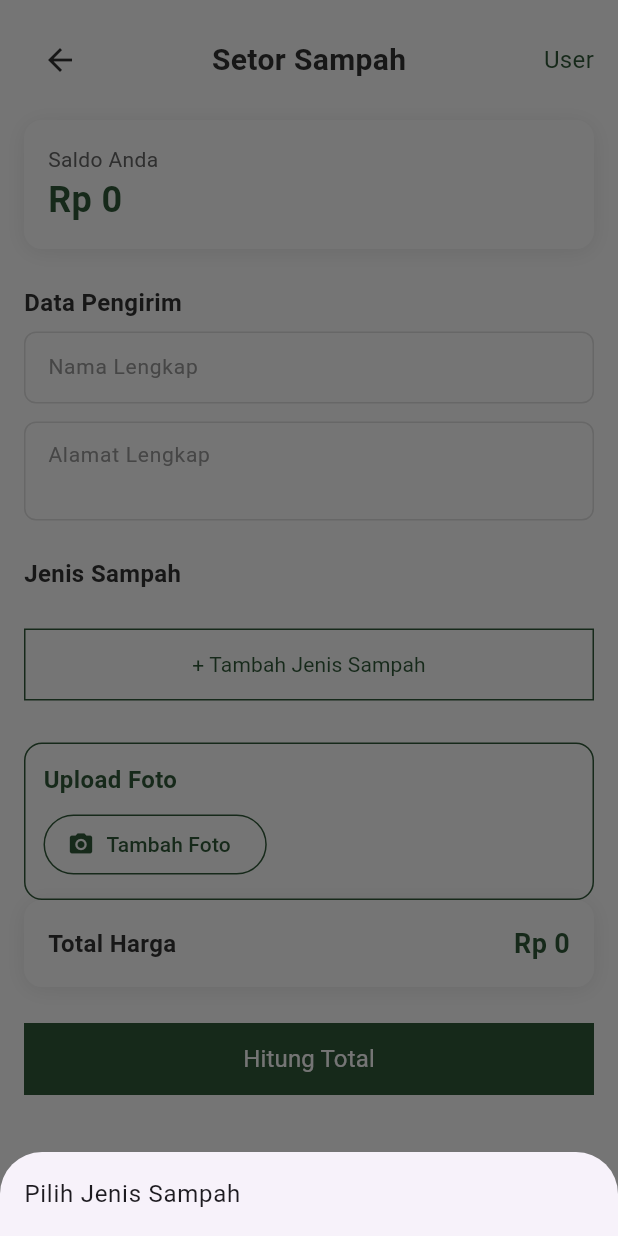
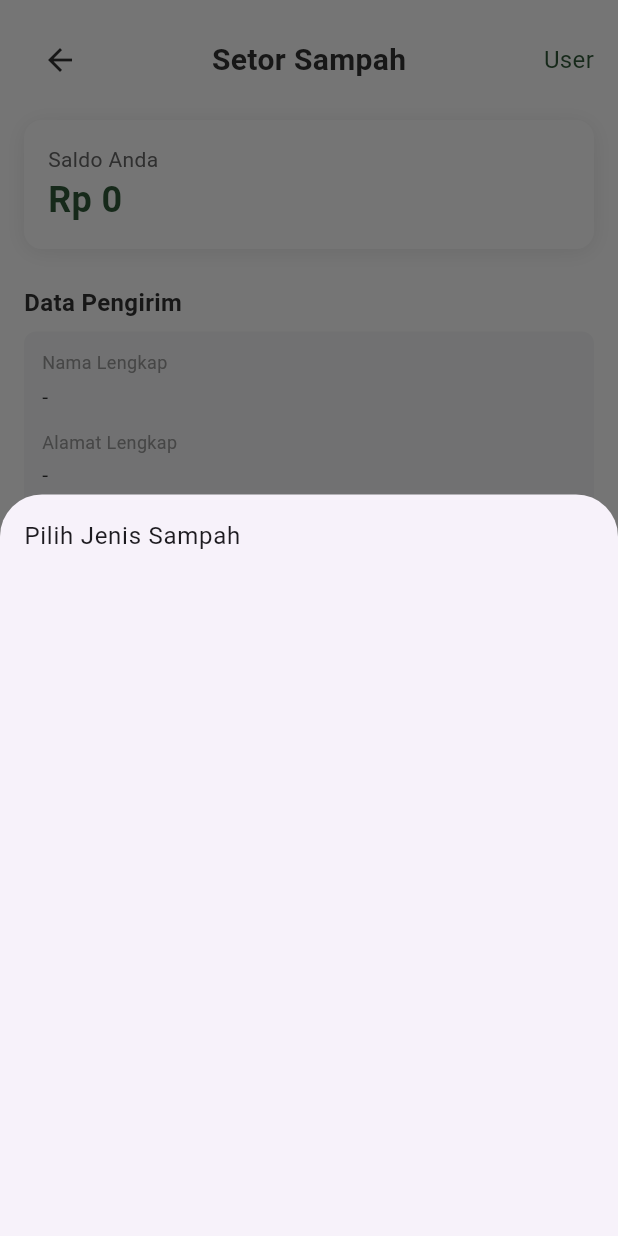
Before and after one commit to Rikyrw/mobileV2, a Flutter app: the SetorSampahScreen screen opened by its route, after a tap on "+ Tambah Jenis Sampah", on a phone screen of 412 x 824 dp. Run offline on Flutter 3.47's test engine with Material 3 defaults, Android fonts, the phone set to English and light mode, and no system bars; our stand-ins replace flutter_dotenv, image_picker, supabase_flutter; missing offline and left inert: bcrypt; accounts and stored records are empty.

Commit message:
update setor sampah upload

```diff
--- a/lib/setor_sampah.dart
+++ b/lib/setor_sampah.dart
@@ -1,5 +1,6 @@
 import 'dart:io';
 
+import 'package:flutter/foundation.dart';
 import 'package:flutter/material.dart';
 import 'package:image_picker/image_picker.dart';
 import 'package:supabase_flutter/supabase_flutter.dart';
@@ -12,12 +13,12 @@ class SetorSampahScreen extends StatefulWidget {
 }
 
 class _SetorSampahScreenState extends State<SetorSampahScreen> {
+  static const int _maxPhotosPerItem = 3;
   final TextEditingController _namaController = TextEditingController();
   final TextEditingController _alamatController = TextEditingController();
   bool _showAjukanButton = false;
   final List<WasteItem> _wasteItems = [];
   final ImagePicker _picker = ImagePicker();
-  final List<XFile> _images = [];
 
   static const _dummyData = SetorSampahDummyData(
     userName: 'User',
@@ -26,6 +27,8 @@ class _SetorSampahScreenState extends State<SetorSampahScreen> {
   );
 
   String? _fetchedUserName;
+  String? _fetchedFullName;
+  String? _fetchedAddress;
   bool _loadingProfile = false;
   String? _currentEmail;
   List<Map<String, dynamic>> _wasteTypes = [];
@@ -65,15 +68,31 @@ class _SetorSampahScreenState extends State<SetorSampahScreen> {
       if (email != null && email.isNotEmpty) {
         final res = await Supabase.instance.client
             .from('nasabah')
-            .select('nama_lengkap,user_name,email')
+            .select('nama_lengkap,user_name,email,alamat')
             .eq('email', email)
             .limit(1);
 
         if (res.isNotEmpty) {
           final record = res.first;
+          final fullName = record['nama_lengkap'] as String?;
+          final userName = record['user_name'] as String?;
+          final address = record['alamat'] as String?;
           setState(() {
-            _fetchedUserName = (record['nama_lengkap'] as String?) ?? (record['user_name'] as String?);
+            _fetchedUserName = fullName ?? userName;
+            _fetchedFullName = fullName;
+            _fetchedAddress = address;
           });
+          if (_namaController.text.trim().isEmpty) {
+            final nameToUse = fullName ?? userName;
+            if (nameToUse != null && nameToUse.isNotEmpty) {
+              _namaController.text = nameToUse;
+            }
+          }
+          if (_alamatController.text.trim().isEmpty) {
+            if (address != null && address.isNotEmpty) {
+              _alamatController.text = address;
+            }
+          }
         }
       }
     } catch (e) {
@@ -109,6 +128,13 @@ class _SetorSampahScreenState extends State<SetorSampahScreen> {
 
   @override
   Widget build(BuildContext context) {
+    final senderName = _namaController.text.trim().isNotEmpty
+        ? _namaController.text.trim()
+        : (_fetchedFullName ?? _fetchedUserName ?? '');
+    final senderAddress = _alamatController.text.trim().isNotEmpty
+        ? _alamatController.text.trim()
+        : (_fetchedAddress ?? '');
+
     return Scaffold(
       backgroundColor: Colors.white,
       body: SafeArea(
@@ -221,32 +247,28 @@ class _SetorSampahScreenState extends State<SetorSampahScreen> {
                         ),
                       ),
                       const SizedBox(height: 8),
-                      TextField(
-                        controller: _namaController,
-                        decoration: InputDecoration(
-                          hintText: 'Nama Lengkap',
-                          hintStyle: const TextStyle(
+                      Container(
+                        width: double.infinity,
+                        padding: const EdgeInsets.all(12),
+                        decoration: BoxDecoration(
+                          color: const Color(0xFFF6F7F8),
+                          borderRadius: BorderRadius.circular(8),
+                        ),
+                        child: Column(
+                          crossAxisAlignment: CrossAxisAlignment.start,
+                          children: [
+                            const Text(
+                              'Nama Lengkap',
+                              style: TextStyle(
                                 color: Color(0xFF999999),
-                            fontSize: 14,
+                                fontSize: 12,
                                 fontFamily: 'Roboto',
                                 fontWeight: FontWeight.w400,
                               ),
-                          filled: true,
-                          fillColor: Colors.white,
-                          border: OutlineInputBorder(
-                            borderRadius: BorderRadius.circular(8),
-                            borderSide: const BorderSide(
-                              color: Color(0xFFE0E0E0),
                             ),
-                          ),
-                          enabledBorder: OutlineInputBorder(
-                            borderRadius: BorderRadius.circular(8),
-                            borderSide: const BorderSide(
-                              color: Color(0xFFE0E0E0),
-                            ),
-                          ),
-                          contentPadding: const EdgeInsets.all(12),
-                        ),
+                            const SizedBox(height: 4),
+                            Text(
+                              senderName.isNotEmpty ? senderName : '-',
                               style: const TextStyle(
                                 color: Color(0xFF333333),
                                 fontSize: 14,
@@ -255,38 +277,27 @@ class _SetorSampahScreenState extends State<SetorSampahScreen> {
                               ),
                             ),
                             const SizedBox(height: 12),
-                      TextField(
-                        controller: _alamatController,
-                        maxLines: 2,
-                        decoration: InputDecoration(
-                          hintText: 'Alamat Lengkap',
-                          hintStyle: const TextStyle(
+                            const Text(
+                              'Alamat Lengkap',
+                              style: TextStyle(
                                 color: Color(0xFF999999),
-                            fontSize: 14,
+                                fontSize: 12,
                                 fontFamily: 'Roboto',
                                 fontWeight: FontWeight.w400,
                               ),
-                          filled: true,
-                          fillColor: Colors.white,
-                          border: OutlineInputBorder(
-                            borderRadius: BorderRadius.circular(8),
-                            borderSide: const BorderSide(
-                              color: Color(0xFFE0E0E0),
                             ),
-                          ),
-                          enabledBorder: OutlineInputBorder(
-                            borderRadius: BorderRadius.circular(8),
-                            borderSide: const BorderSide(
-                              color: Color(0xFFE0E0E0),
-                            ),
-                          ),
-                          contentPadding: const EdgeInsets.all(12),
-                        ),
+                            const SizedBox(height: 4),
+                            Text(
+                              senderAddress.isNotEmpty ? senderAddress : '-',
                               style: const TextStyle(
                                 color: Color(0xFF333333),
                                 fontSize: 14,
                                 fontFamily: 'Roboto',
                                 fontWeight: FontWeight.w400,
+                                height: 1.35,
+                              ),
+                            ),
+                          ],
                         ),
                       ),
                       const SizedBox(height: 24),
@@ -391,7 +402,7 @@ class _SetorSampahScreenState extends State<SetorSampahScreen> {
                                                         color: ( () {
                                                           final raw = item.weightController.text.replaceAll(',', '.').trim();
                                                           final weight = double.tryParse(raw) ?? 0.0;
-                                                          return (raw.isNotEmpty && weight <= 0) ? Colors.red : const Color(0xFFE0E0E0);
+                                                          return (raw.isNotEmpty && weight < 1) ? Colors.red : const Color(0xFFE0E0E0);
                                                         } )(),
                                                       ),
                                                     ),
@@ -400,7 +411,7 @@ class _SetorSampahScreenState extends State<SetorSampahScreen> {
                                                         color: ( () {
                                                           final raw = item.weightController.text.replaceAll(',', '.').trim();
                                                           final weight = double.tryParse(raw) ?? 0.0;
-                                                          return (raw.isNotEmpty && weight <= 0) ? Colors.red : const Color(0xFF315A39);
+                                                          return (raw.isNotEmpty && weight < 1) ? Colors.red : const Color(0xFF315A39);
                                                         } )(),
                                                         width: 2,
                                                       ),
@@ -408,7 +419,7 @@ class _SetorSampahScreenState extends State<SetorSampahScreen> {
                                                     errorText: ( () {
                                                       final raw = item.weightController.text.replaceAll(',', '.').trim();
                                                       final weight = double.tryParse(raw);
-                                                      if (raw.isNotEmpty && (weight == null || weight <= 0)) return 'Masukkan berat > 0';
+                                                      if (raw.isNotEmpty && (weight == null || weight < 1)) return 'Minimal 1 kg';
                                                       return null;
                                                     } )(),
                                                   ),
@@ -419,6 +430,57 @@ class _SetorSampahScreenState extends State<SetorSampahScreen> {
                                             ),
                                             const SizedBox(width: 8),
                                             const Text('kg'),
+                                          ],
+                                        ),
+                                        const SizedBox(height: 10),
+                                        Wrap(
+                                          spacing: 8,
+                                          runSpacing: 8,
+                                          children: [
+                                            ...item.images.map((img) {
+                                              return Stack(
+                                                alignment: Alignment.topRight,
+                                                children: [
+                                                  ClipRRect(
+                                                    borderRadius: BorderRadius.circular(8),
+                                                    child: kIsWeb
+                                                        ? Image.network(
+                                                            img.path,
+                                                            width: 80,
+                                                            height: 80,
+                                                            fit: BoxFit.cover,
+                                                          )
+                                                        : Image.file(
+                                                            File(img.path),
+                                                            width: 80,
+                                                            height: 80,
+                                                            fit: BoxFit.cover,
+                                                          ),
+                                                  ),
+                                                  GestureDetector(
+                                                    onTap: () {
+                                                      _confirmRemoveImage(item, img);
+                                                    },
+                                                    child: Container(
+                                                      decoration: BoxDecoration(
+                                                        color: const Color(0xFF315A39),
+                                                        borderRadius: BorderRadius.circular(12),
+                                                      ),
+                                                      child: const Icon(Icons.close, size: 18, color: Colors.white),
+                                                    ),
+                                                  ),
+                                                ],
+                                              );
+                                            }).toList(),
+                                            if (item.selected && item.images.length < _maxPhotosPerItem)
+                                              OutlinedButton.icon(
+                                                onPressed: () => _showImageSourceOptions(item),
+                                                icon: const Icon(Icons.camera_alt, size: 18, color: Color(0xFF315A39)),
+                                                label: const Text('Tambah Foto', style: TextStyle(color: Color(0xFF315A39))),
+                                                style: OutlinedButton.styleFrom(
+                                                  side: const BorderSide(color: Color(0xFF315A39)),
+                                                ),
+                                              ),
                                           ],
                                         ),
                                       ],
@@ -434,73 +496,6 @@ class _SetorSampahScreenState extends State<SetorSampahScreen> {
                           }).toList(),
                         ),
                       const SizedBox(height: 12),
-                      // Photo upload area (green)
-                      Container(
-                        width: double.infinity,
-                        padding: const EdgeInsets.all(12),
-                        decoration: BoxDecoration(
-                          color: Colors.white,
-                          borderRadius: BorderRadius.circular(12),
-                          border: Border.all(color: const Color(0xFF315A39)),
-                        ),
-                        child: Column(
-                          crossAxisAlignment: CrossAxisAlignment.start,
-                          children: [
-                            const Text(
-                              'Upload Foto',
-                              style: TextStyle(
-                                color: Color(0xFF315A39),
-                                fontSize: 16,
-                                fontFamily: 'Roboto',
-                                fontWeight: FontWeight.w700,
-                              ),
-                            ),
-                            const SizedBox(height: 8),
-                            Wrap(
-                              spacing: 8,
-                              runSpacing: 8,
-                              children: [
-                                ..._images.map((img) {
-                                  return Stack(
-                                    alignment: Alignment.topRight,
-                                    children: [
-                                      ClipRRect(
-                                        borderRadius: BorderRadius.circular(8),
-                                        child: Image.file(
-                                          File(img.path),
-                                          width: 80,
-                                          height: 80,
-                                          fit: BoxFit.cover,
-                                        ),
-                                      ),
-                                      GestureDetector(
-                                        onTap: () {
-                                          _confirmRemoveImage(img);
-                                        },
-                                        child: Container(
-                                          decoration: BoxDecoration(
-                                            color: const Color(0xFF315A39),
-                                            borderRadius: BorderRadius.circular(12),
-                                          ),
-                                          child: const Icon(Icons.close, size: 18, color: Colors.white),
-                                        ),
-                                      ),
-                                    ],
-                                  );
-                                }).toList(),
-                                OutlinedButton.icon(
-                                  onPressed: _showImageSourceOptions,
-                                  icon: const Icon(Icons.camera_alt, size: 18, color: Color(0xFF315A39)),
-                                  label: const Text('Tambah Foto', style: TextStyle(color: Color(0xFF315A39))),
-                                  style: OutlinedButton.styleFrom(
-                                    side: const BorderSide(color: Color(0xFF315A39)),
-                                  ),
-                                ),
-                              ],
-                            ),
-                          ],
-                        ),
-                      ),
                       Container(
                         width: double.infinity,
                         padding: const EdgeInsets.all(16),
@@ -615,7 +610,7 @@ class _SetorSampahScreenState extends State<SetorSampahScreen> {
       if (w.selected) {
         final raw = w.weightController.text.replaceAll(',', '.').trim();
         final weight = double.tryParse(raw) ?? 0.0;
-        if (weight > 0) return true;
+        if (weight >= 1) return true;
       }
     }
     return false;
@@ -633,7 +628,9 @@ class _SetorSampahScreenState extends State<SetorSampahScreen> {
       if (w.selected) {
         final raw = w.weightController.text.replaceAll(',', '.');
         final weight = double.tryParse(raw) ?? 0.0;
+        if (weight >= 1) {
           total += w.price * weight;
+        }
       }
     }
     return total.round();
@@ -649,12 +646,15 @@ class _SetorSampahScreenState extends State<SetorSampahScreen> {
   void _showAddWasteDialog() {
     showModalBottomSheet(
       context: context,
+      isScrollControlled: true,
       builder: (context) {
         return SafeArea(
+          child: SizedBox(
+            height: MediaQuery.of(context).size.height * 0.6,
             child: _loadingWasteTypes
                 ? const Center(child: CircularProgressIndicator())
-              : Column(
-                  mainAxisSize: MainAxisSize.min,
+                : ListView(
+                    padding: const EdgeInsets.only(bottom: 8),
                     children: [
                       const ListTile(
                         title: Text('Pilih Jenis Sampah'),
@@ -669,8 +669,8 @@ class _SetorSampahScreenState extends State<SetorSampahScreen> {
                           },
                         );
                       }).toList(),
-                    const SizedBox.shrink(),
                     ],
+                  ),
           ),
         );
       },
@@ -700,17 +700,27 @@ class _SetorSampahScreenState extends State<SetorSampahScreen> {
                 onPressed: () {
                 final raw = weightCtrl.text.replaceAll(',', '.').trim();
                 final w = double.tryParse(raw) ?? 0.0;
-                if (w > 0) {
+                if (w >= 1) {
                   setState(() {
+                    final existing = _wasteItems.where((item) => item.name == name).toList();
+                    if (existing.isNotEmpty) {
+                      final item = existing.first;
+                      final currentRaw = item.weightController.text.replaceAll(',', '.').trim();
+                      final currentWeight = double.tryParse(currentRaw) ?? 0.0;
+                      final newWeight = currentWeight + w;
+                      item.weightController.text = newWeight.toString();
+                      item.selected = true;
+                    } else {
                       final item = WasteItem(name: name, price: price, selected: true);
                       item.weightController.text = raw;
                       _wasteItems.add(item);
+                    }
                   });
                   _updateShowAjukanButton();
                   Navigator.of(context).pop();
                 } else {
                   ScaffoldMessenger.of(context).showSnackBar(
-                    const SnackBar(content: Text('Masukkan berat yang valid (lebih dari 0).')),
+                    const SnackBar(content: Text('Minimal 1 kg.')),
                   );
                 }
               },
@@ -722,7 +732,7 @@ class _SetorSampahScreenState extends State<SetorSampahScreen> {
     );
   }
 
-  void _showImageSourceOptions() {
+  void _showImageSourceOptions(WasteItem item) {
     showModalBottomSheet(
       context: context,
       builder: (context) {
@@ -735,7 +745,7 @@ class _SetorSampahScreenState extends State<SetorSampahScreen> {
                 title: const Text('Pilih dari Galeri'),
                 onTap: () {
                   Navigator.of(context).pop();
-                  _pickImage(ImageSource.gallery);
+                  _pickImage(item, ImageSource.gallery);
                 },
               ),
               ListTile(
@@ -743,7 +753,7 @@ class _SetorSampahScreenState extends State<SetorSampahScreen> {
                 title: const Text('Ambil Foto'),
                 onTap: () {
                   Navigator.of(context).pop();
-                  _pickImage(ImageSource.camera);
+                  _pickImage(item, ImageSource.camera);
                 },
               ),
             ],
@@ -753,18 +763,24 @@ class _SetorSampahScreenState extends State<SetorSampahScreen> {
     );
   }
 
-  Future<void> _pickImage(ImageSource source) async {
+  Future<void> _pickImage(WasteItem item, ImageSource source) async {
     try {
+      if (item.images.length >= _maxPhotosPerItem) {
+        ScaffoldMessenger.of(context).showSnackBar(
+          SnackBar(content: Text('Maksimal $_maxPhotosPerItem foto per jenis sampah.')),
+        );
+        return;
+      }
       final XFile? picked = await _picker.pickImage(source: source, imageQuality: 80, maxWidth: 1024);
       if (picked != null) {
-        setState(() => _images.add(picked));
+        setState(() => item.images.add(picked));
       }
     } catch (e) {
       ScaffoldMessenger.of(context).showSnackBar(SnackBar(content: Text('Gagal mengambil gambar: $e')));
     }
   }
 
-  void _confirmRemoveImage(XFile img) {
+  void _confirmRemoveImage(WasteItem item, XFile img) {
     showDialog(
       context: context,
       builder: (context) {
@@ -779,7 +795,7 @@ class _SetorSampahScreenState extends State<SetorSampahScreen> {
             ElevatedButton(
               style: ElevatedButton.styleFrom(backgroundColor: const Color(0xFF315A39)),
               onPressed: () {
-                setState(() => _images.remove(img));
+                setState(() => item.images.remove(img));
                 Navigator.of(context).pop();
               },
               child: const Text('Hapus'),
@@ -838,11 +854,14 @@ class WasteItem {
   double price; // in rupiah
   bool selected;
   final TextEditingController weightController;
+  final List<XFile> images;
 
   WasteItem({
     required this.name,
     required this.price,
     this.selected = false,
     TextEditingController? weightController,
-  }) : weightController = weightController ?? TextEditingController();
+    List<XFile>? images,
+  })  : weightController = weightController ?? TextEditingController(),
+        images = images ?? [];
 }
```
Lines whose indentation alone changed are shown as unchanged.
